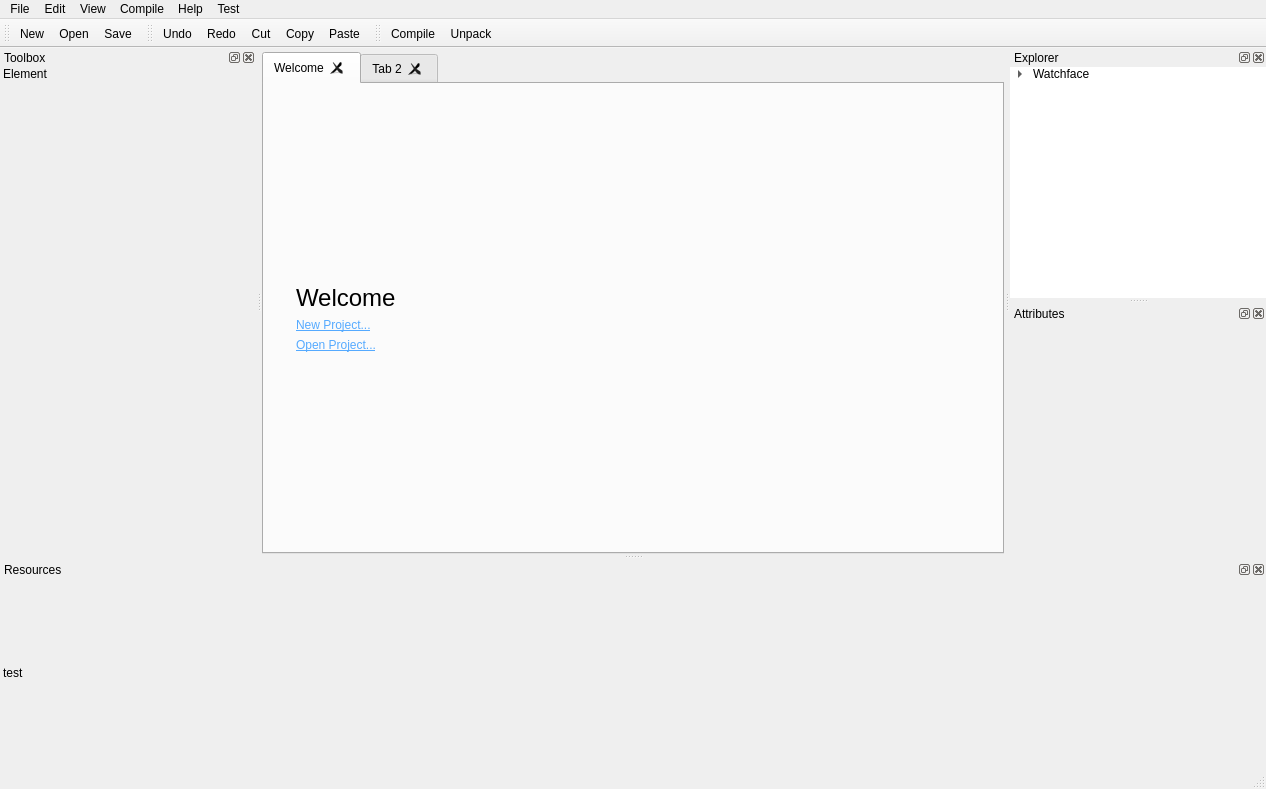
ooflet/Mi-Create, file src/window.ui: the form before one commit.
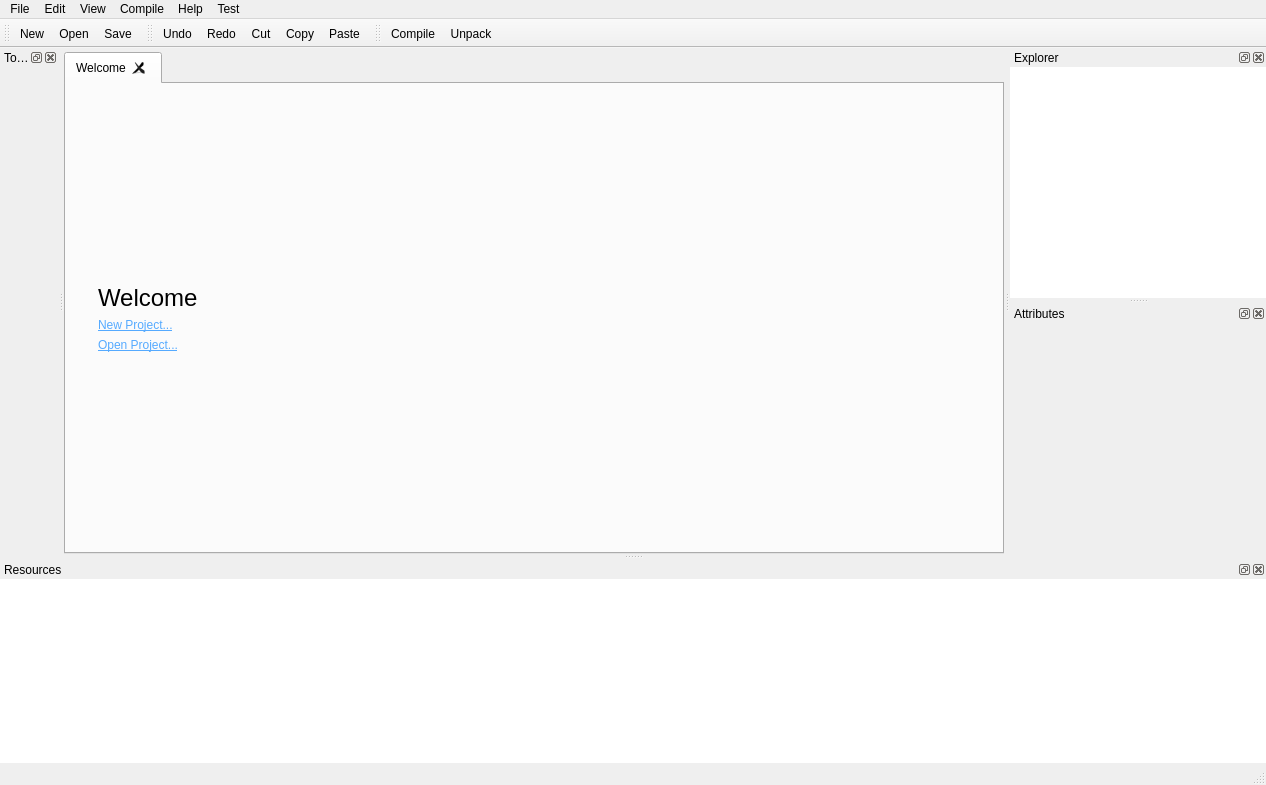
The form after the commit. Icons and pictures are not drawn.

Commit message: improved project creation

The edit to the form file:
```diff
--- a/src/window.ui
+++ b/src/window.ui
@@ -7,7 +7,7 @@
     <x>0</x>
     <y>0</y>
     <width>1266</width>
-    <height>789</height>
+    <height>785</height>
    </rect>
   </property>
   <property name="minimumSize">
@@ -137,11 +137,6 @@
         </item>
        </layout>
       </widget>
-      <widget class="QWidget" name="tab_2">
-       <attribute name="title">
-        <string>Tab 2</string>
-       </attribute>
-      </widget>
      </widget>
     </item>
    </layout>
@@ -285,9 +280,6 @@
      </property>
      <item>
       <widget class="QTreeWidget" name="Explorer">
-       <property name="styleSheet">
-        <string notr="true"/>
-       </property>
        <property name="frameShape">
         <enum>QFrame::NoFrame</enum>
        </property>
@@ -302,19 +294,9 @@
        </property>
        <column>
         <property name="text">
-         <string>project.fprj</string>
+         <string>Project</string>
         </property>
        </column>
-       <item>
-        <property name="text">
-         <string>Watchface</string>
-        </property>
-        <item>
-         <property name="text">
-          <string>bg.png</string>
-         </property>
-        </item>
-       </item>
       </widget>
      </item>
     </layout>
@@ -342,11 +324,17 @@
   </widget>
   <widget class="QDockWidget" name="resourceWidget">
    <property name="sizePolicy">
-    <sizepolicy hsizetype="Maximum" vsizetype="Preferred">
+    <sizepolicy hsizetype="Preferred" vsizetype="Preferred">
      <horstretch>0</horstretch>
      <verstretch>0</verstretch>
     </sizepolicy>
    </property>
+   <property name="minimumSize">
+    <size>
+     <width>250</width>
+     <height>200</height>
+    </size>
+   </property>
    <property name="styleSheet">
     <string notr="true"/>
    </property>
@@ -374,109 +362,10 @@
       <number>0</number>
      </property>
      <item row="0" column="0">
-      <widget class="QListWidget" name="listWidget_2">
-       <property name="styleSheet">
-        <string notr="true">background-color: transparent</string>
-       </property>
+      <widget class="QListWidget" name="Resources">
        <property name="frameShape">
         <enum>QFrame::NoFrame</enum>
        </property>
-       <property name="dragEnabled">
-        <bool>true</bool>
-       </property>
-       <property name="flow">
-        <enum>QListView::LeftToRight</enum>
-       </property>
-       <property name="viewMode">
-        <enum>QListView::ListMode</enum>
-       </property>
-       <item>
-        <property name="text">
-         <string>test</string>
-        </property>
-       </item>
-      </widget>
-     </item>
-    </layout>
-   </widget>
-  </widget>
-  <widget class="QDockWidget" name="toolboxWidget">
-   <property name="minimumSize">
-    <size>
-     <width>250</width>
-     <height>500</height>
-    </size>
-   </property>
-   <property name="maximumSize">
-    <size>
-     <width>524287</width>
-     <height>524287</height>
-    </size>
-   </property>
-   <property name="styleSheet">
-    <string notr="true"/>
-   </property>
-   <property name="windowTitle">
-    <string>Toolbox</string>
-   </property>
-   <attribute name="dockWidgetArea">
-    <number>1</number>
-   </attribute>
-   <widget class="QWidget" name="dockWidgetContents_4">
-    <layout class="QVBoxLayout" name="verticalLayout_3">
-     <property name="spacing">
-      <number>0</number>
-     </property>
-     <property name="leftMargin">
-      <number>0</number>
-     </property>
-     <property name="topMargin">
-      <number>0</number>
-     </property>
-     <property name="rightMargin">
-      <number>0</number>
-     </property>
-     <property name="bottomMargin">
-      <number>0</number>
-     </property>
-     <item>
-      <widget class="QListWidget" name="ToolboxList">
-       <property name="enabled">
-        <bool>true</bool>
-       </property>
-       <property name="styleSheet">
-        <string notr="true">background-color: transparent;</string>
-       </property>
-       <property name="frameShape">
-        <enum>QFrame::NoFrame</enum>
-       </property>
-       <property name="dragEnabled">
-        <bool>true</bool>
-       </property>
-       <property name="dragDropMode">
-        <enum>QAbstractItemView::DragOnly</enum>
-       </property>
-       <property name="defaultDropAction">
-        <enum>Qt::CopyAction</enum>
-       </property>
-       <property name="gridSize">
-        <size>
-         <width>0</width>
-         <height>19</height>
-        </size>
-       </property>
-       <property name="viewMode">
-        <enum>QListView::ListMode</enum>
-       </property>
-       <item>
-        <property name="text">
-         <string>Element</string>
-        </property>
-        <property name="icon">
-         <iconset resource="resources/icons.qrc">
-          <normaloff>:/Dark/package.png</normaloff>:/Dark/package.png</iconset>
-        </property>
-       </item>
       </widget>
      </item>
     </layout>
@@ -531,7 +420,37 @@
    <addaction name="actionCopy"/>
    <addaction name="actionPaste"/>
   </widget>
-  <widget class="QToolBar" name="compileToolbar">
+  <widget class="QDockWidget" name="toolboxWidget">
+   <property name="floating">
+    <bool>false</bool>
+   </property>
+   <property name="features">
+    <set>QDockWidget::AllDockWidgetFeatures</set>
+   </property>
+   <property name="windowTitle">
+    <string>Toolbox</string>
+   </property>
+   <attribute name="dockWidgetArea">
+    <number>1</number>
+   </attribute>
+   <widget class="QWidget" name="dockWidgetContents_4">
+    <layout class="QVBoxLayout" name="verticalLayout_2">
+     <property name="leftMargin">
+      <number>0</number>
+     </property>
+     <property name="topMargin">
+      <number>0</number>
+     </property>
+     <property name="rightMargin">
+      <number>0</number>
+     </property>
+     <property name="bottomMargin">
+      <number>0</number>
+     </property>
+    </layout>
+   </widget>
+  </widget>
+  <widget class="QToolBar" name="toolBar">
    <property name="windowTitle">
     <string>toolBar</string>
    </property>
```
Left out of the diff: 114 changed lines with no effect on the pictures. The commit also changes 772 other files.
